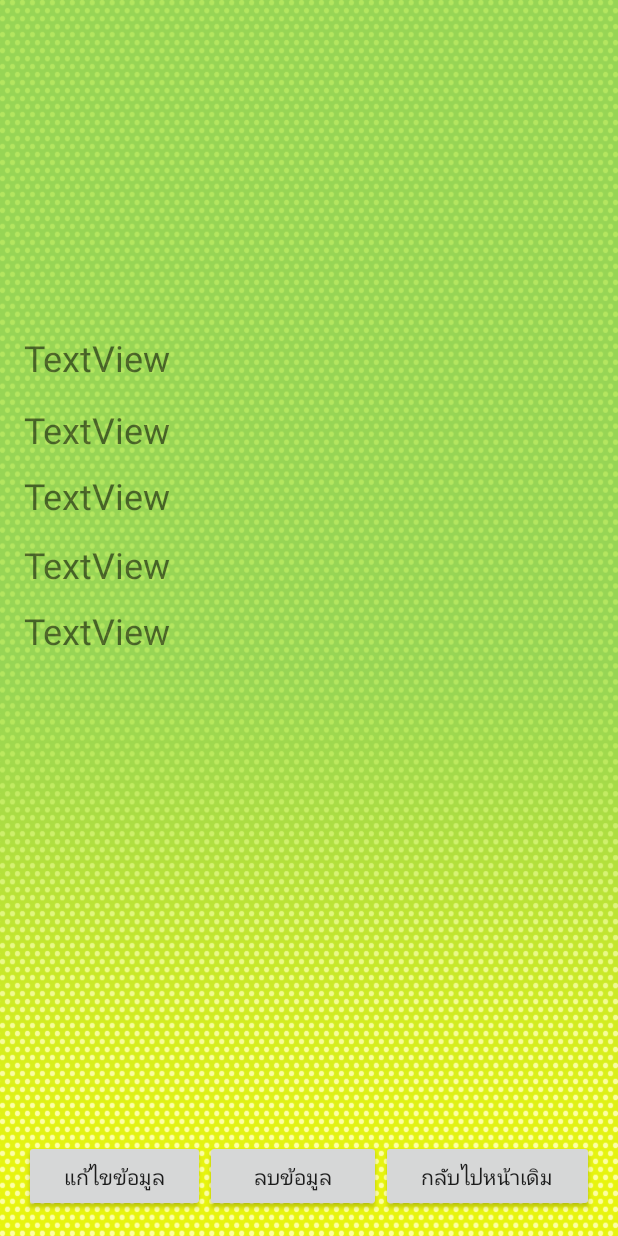
After one commit to masterUNG/ProJect1-master1, an Android app: the layout activity_show_detail.xml on its own in the app's theme, with its tools: preview values and no code run, on a phone screen of 412 x 824 dp. The commit adds this screen. Run offline under Robolectric (Android 15) with nearby library versions, the phone set to English and light mode, and no system bars.

Commit message:
start 3 jin4

```diff
--- a/app/src/main/AndroidManifest.xml
+++ b/app/src/main/AndroidManifest.xml
@@ -50,7 +50,8 @@
         <activity
             android:name=".AddEditActivity"
             android:label="@string/title_activity_add_edit" />
-        <activity android:name=".MyListView"></activity>
+        <activity android:name=".MyListView" />
+        <activity android:name=".ShowDetail"></activity>
     </application>
 
 </manifest>
--- /dev/null
+++ b/app/src/main/res/layout/activity_show_detail.xml
@@ -0,0 +1,101 @@
+<?xml version="1.0" encoding="utf-8"?>
+<RelativeLayout xmlns:android="http://schemas.android.com/apk/res/android"
+    xmlns:app="http://schemas.android.com/apk/res-auto"
+    xmlns:tools="http://schemas.android.com/tools"
+    android:id="@+id/activity_show_detail"
+    android:layout_width="match_parent"
+    android:layout_height="match_parent"
+    android:paddingBottom="@dimen/activity_vertical_margin"
+    android:paddingLeft="@dimen/activity_horizontal_margin"
+    android:paddingRight="@dimen/activity_horizontal_margin"
+    android:paddingTop="@dimen/activity_vertical_margin"
+    tools:context="com.example.n56j.project1.ShowDetail"
+    android:background="@drawable/wall22">
+
+    <ImageView
+        android:layout_width="200dp"
+        android:layout_height="180dp"
+
+        android:id="@+id/imageView7"
+        android:layout_alignParentTop="true"
+        android:layout_centerHorizontal="true" />
+
+    <LinearLayout
+        android:orientation="vertical"
+        android:layout_width="match_parent"
+        android:layout_height="wrap_content"
+        android:layout_below="@+id/imageView7"
+        android:layout_alignParentLeft="true"
+        android:layout_alignParentStart="true"
+        android:layout_marginTop="26dp"
+        android:layout_weight="1">
+
+        <TextView
+            android:text="TextView"
+            android:layout_width="match_parent"
+            android:layout_height="48dp"
+            android:id="@+id/textView4"
+            android:textSize="24sp" />
+
+        <TextView
+            android:text="TextView"
+            android:layout_width="match_parent"
+            android:layout_height="44dp"
+            android:id="@+id/textView5"
+            android:textSize="24sp" />
+
+        <TextView
+            android:text="TextView"
+            android:layout_width="match_parent"
+            android:layout_height="46dp"
+            android:id="@+id/textView6"
+            android:textSize="24sp" />
+
+        <TextView
+            android:text="TextView"
+            android:layout_width="match_parent"
+            android:layout_height="44dp"
+            android:id="@+id/textView10"
+            android:textSize="24sp" />
+
+        <TextView
+            android:text="TextView"
+            android:layout_width="match_parent"
+            android:layout_height="50dp"
+            android:id="@+id/textView11"
+            android:textSize="24sp" />
+
+    </LinearLayout>
+
+    <LinearLayout
+        android:orientation="horizontal"
+        android:layout_width="match_parent"
+        android:layout_height="wrap_content"
+        android:layout_alignParentBottom="true"
+        android:layout_alignParentLeft="true"
+        android:layout_alignParentStart="true">
+
+        <Button
+            android:text="@string/edit"
+            android:layout_width="wrap_content"
+            android:layout_height="wrap_content"
+            android:id="@+id/button4"
+            android:layout_weight="1" />
+
+        <Button
+            android:text="@string/de"
+            android:layout_width="wrap_content"
+            android:layout_height="wrap_content"
+            android:id="@+id/button18"
+            android:layout_weight="1" />
+
+        <Button
+            android:text="@string/Black"
+            android:layout_width="wrap_content"
+            android:layout_height="wrap_content"
+            android:id="@+id/button19"
+            android:layout_weight="1" />
+
+    </LinearLayout>
+
+</RelativeLayout>
--- a/app/src/main/res/layout/my_addedit_layout.xml
+++ b/app/src/main/res/layout/my_addedit_layout.xml
@@ -1,7 +1,8 @@
 <?xml version="1.0" encoding="utf-8"?>
 <RelativeLayout xmlns:android="http://schemas.android.com/apk/res/android"
     xmlns:app="http://schemas.android.com/apk/res-auto"
-    android:layout_width="match_parent" android:layout_height="match_parent">
+    android:layout_width="match_parent" android:layout_height="match_parent"
+    android:background="@drawable/wall22">
 
     <Button
         android:text="Save"
--- a/app/src/main/res/values/strings.xml
+++ b/app/src/main/res/values/strings.xml
@@ -28,6 +28,9 @@
     <string name="title_activity_service">Map</string>
     <string name="title_activity_add_edit">Map</string>
     <string name="user">ชื่อผู้ใช้</string>
+    <string name="edit">แก้ไขข้อมูล</string>
+    <string name="de">ลบข้อมูล</string>
+    <string name="Black">กลับไปหน้าเดิม</string>
 
 
 </resources>
```
Also changed, not shown: app/src/main/java/com/example/n56j/project1/MyListView.java (+13 -1 lines), app/src/main/java/com/example/n56j/project1/ShowDetail.java (added, +88 -0 lines).
